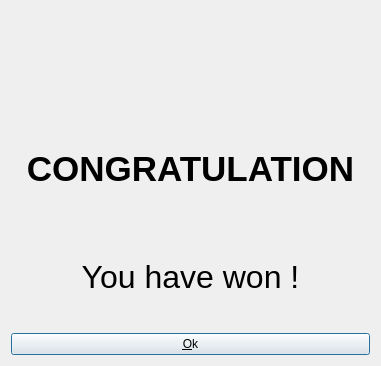
Before: the Qt Designer form Stevenot_Hannes/ui/VictoryWindow.ui in maximestevenot/SudokuAssistant, drawn with Qt 5.
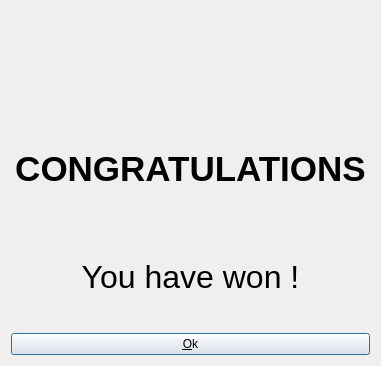
After: the same form once the commit is applied. Icons and pictures are not drawn.

Diff of the .ui file:
```diff
--- a/Stevenot_Hannes/ui/VictoryWindow.ui
+++ b/Stevenot_Hannes/ui/VictoryWindow.ui
@@ -44,7 +44,7 @@
       </font>
      </property>
      <property name="text">
-      <string>CONGRATULATION</string>
+      <string>CONGRATULATIONS</string>
      </property>
      <property name="alignment">
       <set>Qt::AlignCenter</set>
```
